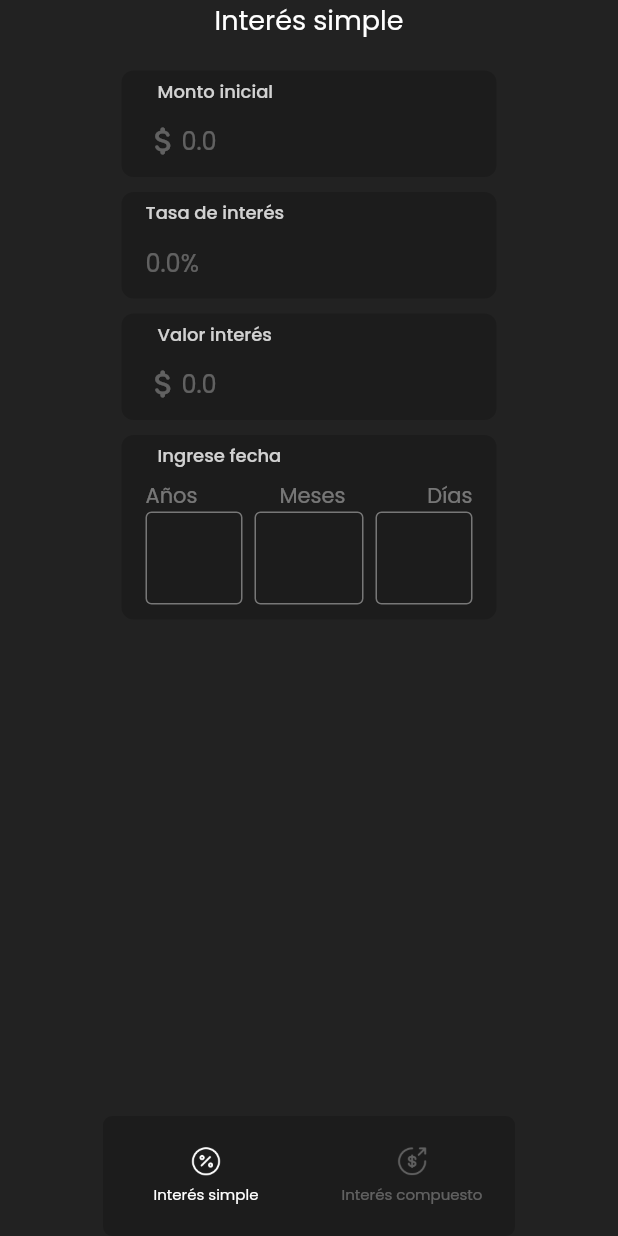
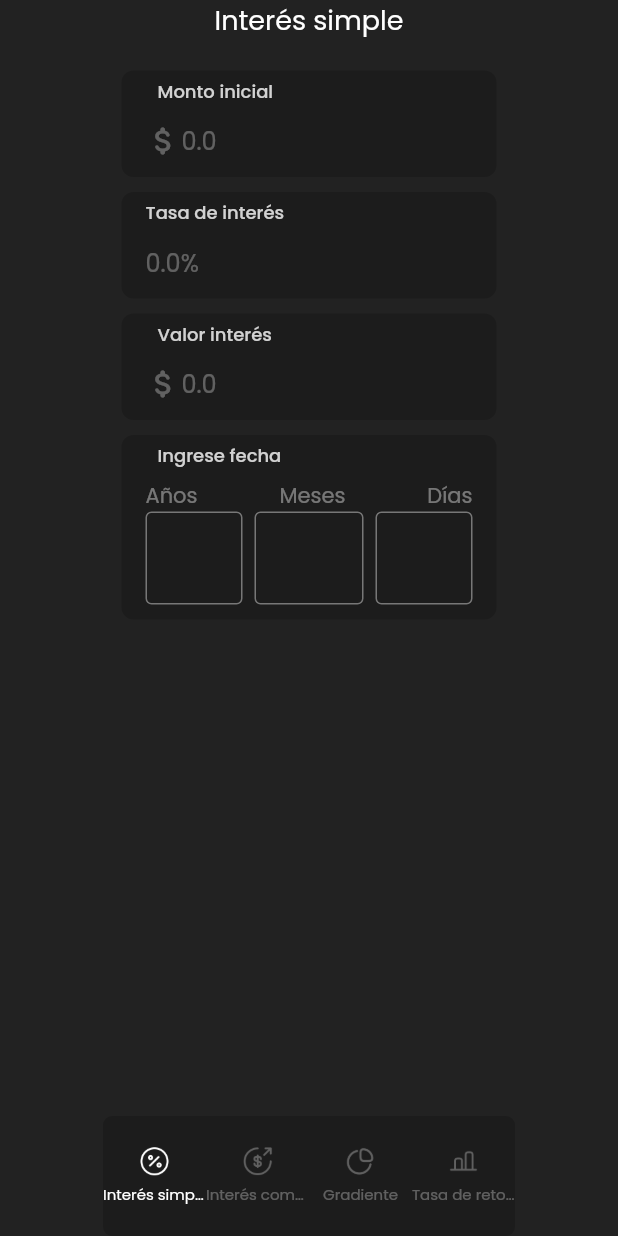
Before and after one commit to Ricarsur/Calculadora_IE, a Flutter app: the screen it shows after launch, on a phone screen of 412 x 824 dp. Run offline on Flutter 3.47's test engine with Material 2 defaults, Android fonts, the phone set to English and light mode, and no system bars; our stand-ins replace google_fonts, syncfusion_flutter_datepicker.

Commit message:
new visualization

```diff
--- /dev/null
+++ b/calculadora/lib/interface/pages/gradiente/gradientes.dart
@@ -0,0 +1,14 @@
+import 'package:flutter/material.dart';
+
+class Gradiente extends StatelessWidget {
+  const Gradiente({super.key});
+
+  @override
+  Widget build(BuildContext context) {
+    return Scaffold(
+      body: Center(
+        child: Text('Gradient'),
+      ),
+    );
+  }
+}
--- a/calculadora/lib/interface/pages/home_page.dart
+++ b/calculadora/lib/interface/pages/home_page.dart
@@ -1,4 +1,5 @@
 import 'package:calculadora/interface/pages/compuesto/interes_compuesto_page.dart';
+import 'package:calculadora/interface/pages/tir/tasa_interes_retorno.dart';
 import 'package:calculadora/interface/widgets/textfield_widget.dart';
 import 'package:flutter/material.dart';
 import 'package:flutter/services.dart';
@@ -6,6 +7,7 @@ import 'package:google_fonts/google_fonts.dart';
 
 import '../../constants/color.dart';
 import '../widgets/bottom_menu_widget.dart';
+import 'gradiente/gradientes.dart';
 
 class HomePage extends StatefulWidget {
   const HomePage({super.key});
@@ -42,7 +44,7 @@ class _HomePageState extends State<HomePage> {
             child: PageView(
           physics: const NeverScrollableScrollPhysics(),
           controller: _pageController,
-          children: const [PageInteresSimple(), InteresCompuestoPage()],
+          children: const [PageInteresSimple(), InteresCompuestoPage(), Gradiente(), Tir() ],
         )));
   }
 }
--- a/calculadora/lib/interface/widgets/bottom_menu_widget.dart
+++ b/calculadora/lib/interface/widgets/bottom_menu_widget.dart
@@ -39,6 +39,22 @@ class _BottomMenuWidgetState extends State<BottomMenuWidget> {
                   ? AppColor.white
                   : AppColor.white.withOpacity(0.3),
               1),
+              iconButtonMenu(
+                  'Gradiente', 'assets/icons/graph.png', () {
+            widget.onPageChanged(2);
+            },
+              _currentPage == 2
+              ? AppColor.white
+              : AppColor.white.withOpacity(0.3),
+              2),
+              iconButtonMenu(
+                  'Tasa de retorno', 'assets/icons/align.png', () {
+            widget.onPageChanged(3);
+            },
+              _currentPage == 3
+              ? AppColor.white
+              : AppColor.white.withOpacity(0.3),
+              3),
         ],
       ),
     );
@@ -69,6 +85,8 @@ class _BottomMenuWidgetState extends State<BottomMenuWidget> {
               const SizedBox(height: 5),
               Text(
                 text,
+                overflow: TextOverflow.ellipsis,
+                maxLines: 1,
                 style: GoogleFonts.poppins(color: color, fontSize: 10),
               )
             ],
```
Also changed, not shown: calculadora/lib/interface/pages/tir/tasa_interes_retorno.dart (added, +14 -0 lines), calculadora/assets/icons/align.png (added), calculadora/assets/icons/graph.png (added).
